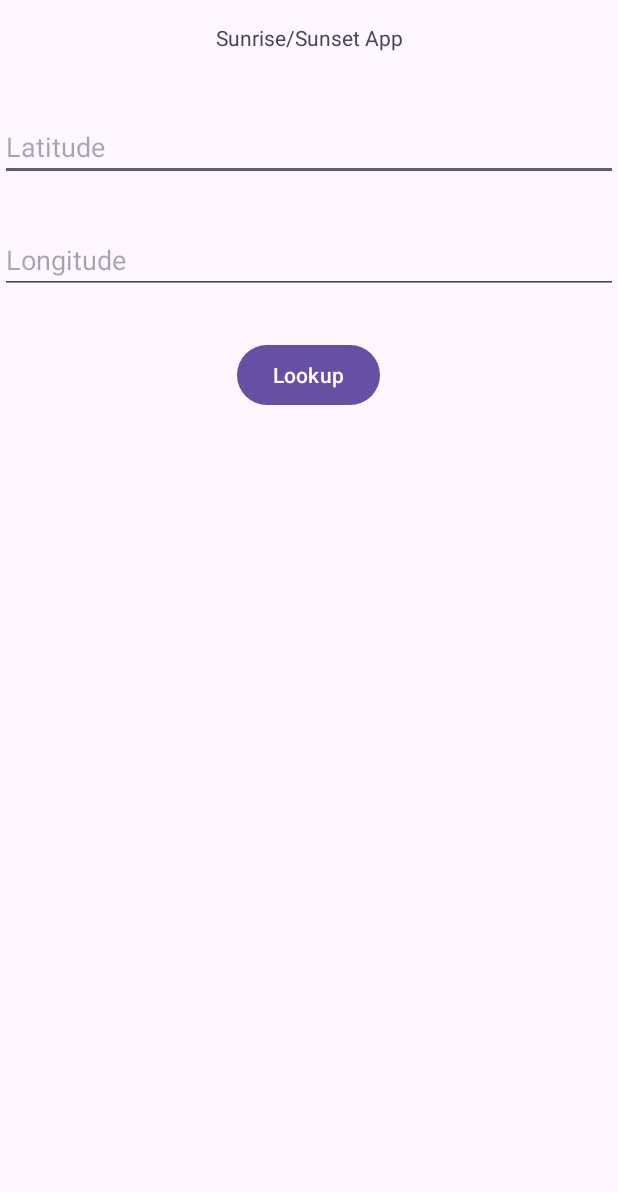
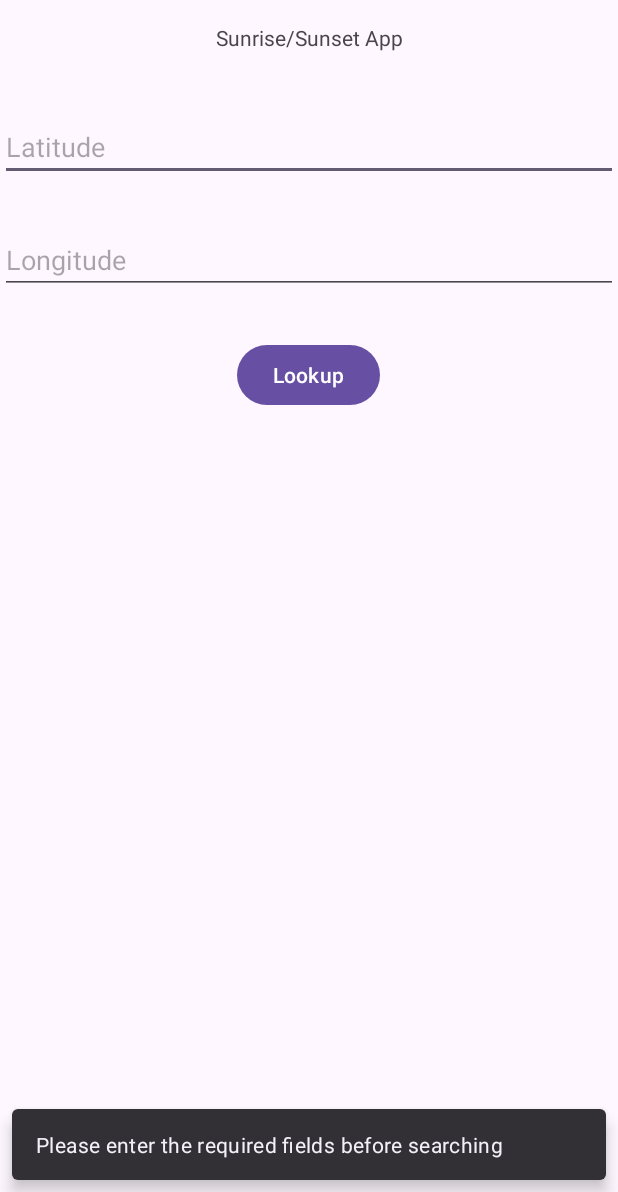
Before and after one commit to cyche12/android_group_project, an Android app: the Sunrise_Search screen opened directly, with no data from a screen before it, after a tap on "Lookup", on a phone screen of 412 x 824 dp, the part 44-1236 px from its top. Run offline under Robolectric (Android 15) with nearby library versions, the phone set to English and light mode, and no system bars; our stand-ins replace Room's generated code.

Commit message:
Small updates - Android Group Project
Signed-off-by: cyche12 <141588141+cyche12@users.noreply.github.com>

```diff
--- a/app/src/main/java/algonquin/cst2335/android_group_project/MainActivity.java
+++ b/app/src/main/java/algonquin/cst2335/android_group_project/MainActivity.java
@@ -12,6 +12,8 @@
     import androidx.appcompat.widget.Toolbar;
 
     import android.content.Intent;
+    import android.graphics.drawable.AdaptiveIconDrawable;
+    import android.graphics.drawable.Drawable;
     import android.os.Bundle;
     import android.view.Menu;
     import android.view.MenuItem;
@@ -37,6 +39,7 @@
     Button btn2 = findViewById(R.id.button2);   // button2 connects to Recipe API
     Button btn3 = findViewById(R.id.button3);   // button3 is for Dictionary API
     Button btn4 = findViewById(R.id.button4);   // button4 connects to Song API
+
         //Button 1 OnClickListener moves to Sunrise Class//
         btn1.setOnClickListener(view -> {
             Intent intent = new Intent(MainActivity.this, Sunrise_Search.class);
--- /dev/null
+++ b/app/src/main/java/algonquin/cst2335/android_group_project/Sunrise_Data.java
@@ -0,0 +1,18 @@
+package algonquin.cst2335.android_group_project;
+
+import androidx.room.ColumnInfo;
+import androidx.room.Entity;
+import androidx.room.PrimaryKey;
+
+@Entity
+public class Sunrise_Data {
+    @PrimaryKey (autoGenerate = true)
+    @ColumnInfo(name = "id")
+    public int id;
+
+    @ColumnInfo(name = "x_coordinate")
+    protected String x_coordinate;
+
+    @ColumnInfo(name = "y_coordinate")
+    protected String y_coordinate;
+}
--- a/app/src/main/java/algonquin/cst2335/android_group_project/Sunrise_Search.java
+++ b/app/src/main/java/algonquin/cst2335/android_group_project/Sunrise_Search.java
@@ -8,12 +8,14 @@
 package algonquin.cst2335.android_group_project;
 
 import android.content.Intent;
+import android.content.SharedPreferences;
 import android.os.Bundle;
 import android.widget.Button;
 import android.widget.EditText;
 import android.widget.Toast;
+import androidx.appcompat.app.AppCompatActivity;
 
-import androidx.appcompat.app.AppCompatActivity;
+import com.google.android.material.snackbar.Snackbar;
 
 import algonquin.cst2335.android_group_project.databinding.SunriseSearchBinding;
 
@@ -24,14 +26,21 @@ public class Sunrise_Search extends AppCompatActivity {
         super.onCreate(savedInstanceState);
         SunriseSearchBinding binding = SunriseSearchBinding.inflate(getLayoutInflater());
         setContentView(binding.getRoot());
-
         EditText latitudeEditText = findViewById(R.id.y_coordinate);
         EditText longitudeEditText = findViewById(R.id.x_coordinate);
         Button searchButton = findViewById(R.id.search_button);
+        Sunrise_Data sunriseData = new Sunrise_Data();
+        sunriseData.x_coordinate = String.valueOf(latitudeEditText);
+        sunriseData.y_coordinate = String.valueOf(longitudeEditText);
+
+        SharedPreferences dataStorage = getSharedPreferences("dataEntered", MODE_PRIVATE);
+        String latitude = dataStorage.getString("latitude", String.valueOf(latitudeEditText));
+        String longitude = dataStorage.getString("longitude", String.valueOf(longitudeEditText));
 
         searchButton.setOnClickListener(click -> {
             String latitudeInputText = latitudeEditText.getText().toString().trim();
             String longitudeInputText = longitudeEditText.getText().toString().trim();
+            Snackbar.make(searchButton, "Please enter the required fields before searching", Snackbar.LENGTH_INDEFINITE).show();
 
             if (!latitudeInputText.isEmpty() && !longitudeInputText.isEmpty()) {
                 // Construct URL and pass latitude and longitude to Sunrise_Results activity
@@ -40,6 +49,7 @@ public class Sunrise_Search extends AppCompatActivity {
                 intent.putExtra("websiteURL", websiteURL);
                 intent.putExtra("latitude", latitudeInputText);
                 intent.putExtra("longitude", longitudeInputText);
+
                 startActivity(intent);
             } else {
                 Toast.makeText(Sunrise_Search.this, "Please enter both latitude and longitude", Toast.LENGTH_SHORT).show();
```
Also changed, not shown: app/src/main/java/algonquin/cst2335/android_group_project/Sunrise_Results.java (+8 -24 lines), app/src/main/res/menu/my_menu.xml (+5 -2 lines), app/src/main/res/drawable/cat_5646889_640.jpg (added). Lines whose indentation alone changed are shown as unchanged.
